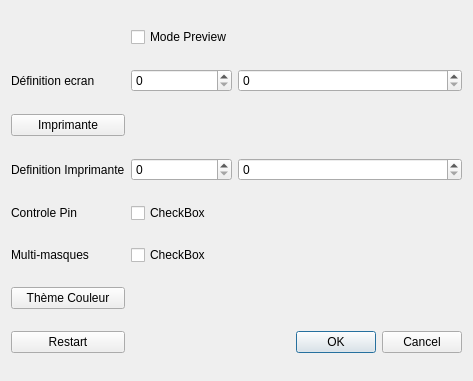
Above: settings.ui from CCr314/qtPhotoBooth before the change. Below: the same form after it.
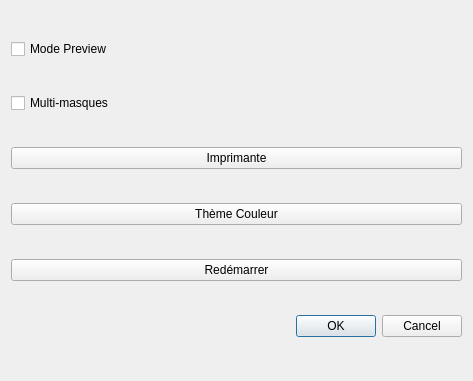
That is the form after the change.

Commit message: gestion couleur theme

The edit to the form file:
```diff
--- a/settings.ui
+++ b/settings.ui
@@ -14,62 +14,17 @@
    <string>Dialog</string>
   </property>
   <layout class="QGridLayout" name="gridLayout">
-   <item row="7" column="3">
-    <widget class="QDialogButtonBox" name="buttonBox">
-     <property name="orientation">
-      <enum>Qt::Horizontal</enum>
-     </property>
-     <property name="standardButtons">
-      <set>QDialogButtonBox::Cancel|QDialogButtonBox::Ok</set>
-     </property>
-    </widget>
-   </item>
-   <item row="1" column="2">
-    <widget class="QSpinBox" name="spinBox">
-     <property name="maximum">
-      <number>9999</number>
-     </property>
-    </widget>
-   </item>
-   <item row="4" column="2">
-    <widget class="QCheckBox" name="checkBox">
+   <item row="4" column="0">
+    <widget class="QPushButton" name="btnRestart">
      <property name="text">
-      <string>CheckBox</string>
-     </property>
-    </widget>
-   </item>
-   <item row="3" column="2">
-    <widget class="QSpinBox" name="spinBox_3">
-     <property name="maximum">
-      <number>9999</number>
-     </property>
-    </widget>
-   </item>
-   <item row="3" column="3">
-    <widget class="QSpinBox" name="spinBox_4">
-     <property name="maximum">
-      <number>9999</number>
-     </property>
-    </widget>
-   </item>
-   <item row="3" column="0">
-    <widget class="QLabel" name="label_2">
-     <property name="text">
-      <string>Definition Imprimante</string>
+      <string>Redémarrer</string>
      </property>
     </widget>
    </item>
    <item row="1" column="0">
-    <widget class="QLabel" name="label">
-     <property name="text">
-      <string>Définition ecran</string>
-     </property>
-    </widget>
-   </item>
-   <item row="5" column="2">
     <widget class="QCheckBox" name="checkBox_2">
      <property name="text">
-      <string>CheckBox</string>
+      <string>Multi-masques</string>
      </property>
     </widget>
    </item>
@@ -80,14 +35,14 @@
      </property>
     </widget>
    </item>
-   <item row="4" column="0">
-    <widget class="QLabel" name="label_3">
+   <item row="3" column="0">
+    <widget class="QPushButton" name="btnColor">
      <property name="text">
-      <string>Controle Pin</string>
+      <string>Thème Couleur</string>
      </property>
     </widget>
    </item>
-   <item row="0" column="2">
+   <item row="0" column="0">
     <widget class="QCheckBox" name="chkPreview">
      <property name="text">
       <string>Mode Preview</string>
@@ -95,30 +50,12 @@
     </widget>
    </item>
    <item row="5" column="0">
-    <widget class="QLabel" name="label_4">
-     <property name="text">
-      <string>Multi-masques</string>
+    <widget class="QDialogButtonBox" name="buttonBox">
+     <property name="orientation">
+      <enum>Qt::Horizontal</enum>
      </property>
-    </widget>
-   </item>
-   <item row="1" column="3">
-    <widget class="QSpinBox" name="spinBox_2">
-     <property name="maximum">
-      <number>9999</number>
-     </property>
-    </widget>
-   </item>
-   <item row="7" column="0">
-    <widget class="QPushButton" name="btnRestart">
-     <property name="text">
-      <string>Restart</string>
-     </property>
-    </widget>
-   </item>
-   <item row="6" column="0">
-    <widget class="QPushButton" name="btnColor">
-     <property name="text">
-      <string>Thème Couleur</string>
+     <property name="standardButtons">
+      <set>QDialogButtonBox::Cancel|QDialogButtonBox::Ok</set>
      </property>
     </widget>
    </item>
```
The commit also changes 2 other files.
